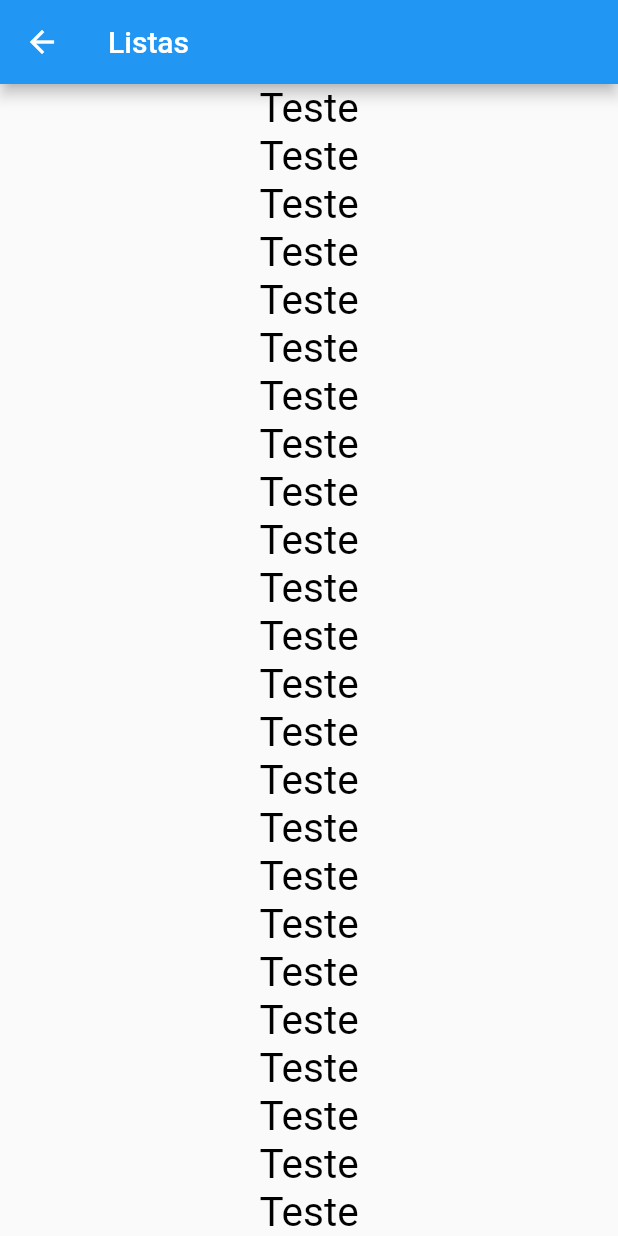
After one commit to devbridgelabs/Primeiro-App-Flutter, a Flutter app: the screen it shows after launch, after a tap on "Listas", on a phone screen of 412 x 824 dp. The commit adds this screen. Run offline on Flutter 3.47's test engine with Material 2 defaults, Android fonts, the light colour scheme and no system bars.

Commit message:
Row, column e list

```diff
--- a/lib/home_botoes.dart
+++ b/lib/home_botoes.dart
@@ -3,6 +3,8 @@
 
 import 'package:flutter/material.dart';
 import 'package:teste/home_page.dart';
+import 'package:teste/listas/listas_page.dart';
+import 'package:teste/listas/row_e_column_page.dart';
 import 'package:teste/paginas/brb/brb_page.dart';
 import 'package:teste/paginas/brb/brbhome_page.dart';
 import 'package:teste/paginas/categorias_page.dart';
@@ -26,6 +28,7 @@ class HomeBotoes extends StatelessWidget {
           mainAxisAlignment: MainAxisAlignment.center,
           // ignore: prefer_const_literals_to_create_immutables
           children: [
+            Image.asset('assets/images/brb-logo.png', width: 200),
             RaisedButton(
               onPressed: () async {
                 print('Antes');
@@ -98,6 +101,26 @@ class HomeBotoes extends StatelessWidget {
               },
               child: Text('Media Queries'),
             ),
+            RaisedButton(
+              onPressed: () {
+                Navigator.of(context).push<int>(
+                  MaterialPageRoute(
+                    builder: (_) => RowEColumnPage(),
+                  ),
+                );
+              },
+              child: Text('Row e Column'),
+            ),
+            RaisedButton(
+              onPressed: () {
+                Navigator.of(context).push<int>(
+                  MaterialPageRoute(
+                    builder: (_) => ListasPage(),
+                  ),
+                );
+              },
+              child: Text('Listas'),
+            ),
           ],
         ),
       ),
--- /dev/null
+++ b/lib/listas/listas_page.dart
@@ -0,0 +1,339 @@
+// ignore_for_file: prefer_const_literals_to_create_immutables, prefer_const_constructors
+
+import 'package:flutter/material.dart';
+
+class ListasPage extends StatelessWidget {
+  const ListasPage({Key? key}) : super(key: key);
+
+  @override
+  Widget build(BuildContext context) {
+    return Scaffold(
+      appBar: AppBar(
+        title: const Text('Listas'),
+      ),
+      body: Container(
+        width: MediaQuery.of(context).size.width,
+        height: MediaQuery.of(context).size.height,
+        child: ListView(
+          children: [
+            Center(
+              child: Text(
+                'Teste',
+                style: TextStyle(
+                  color: Color.fromARGB(255, 0, 0, 0),
+                  fontSize: 27,
+                ),
+              ),
+            ),
+            Center(
+              child: Text(
+                'Teste',
+                style: TextStyle(
+                  color: Color.fromARGB(255, 0, 0, 0),
+                  fontSize: 27,
+                ),
+              ),
+            ),
+            Center(
+              child: Text(
+                'Teste',
+                style: TextStyle(
+                  color: Color.fromARGB(255, 0, 0, 0),
+                  fontSize: 27,
+                ),
+              ),
+            ),
+            Center(
+              child: Text(
+                'Teste',
+                style: TextStyle(
+                  color: Color.fromARGB(255, 0, 0, 0),
+                  fontSize: 27,
+                ),
+              ),
+            ),
+            Center(
+              child: Text(
+                'Teste',
+                style: TextStyle(
+                  color: Color.fromARGB(255, 0, 0, 0),
+                  fontSize: 27,
+                ),
+              ),
+            ),
+            Center(
+              child: Text(
+                'Teste',
+                style: TextStyle(
+                  color: Color.fromARGB(255, 0, 0, 0),
+                  fontSize: 27,
+                ),
+              ),
+            ),
+            Center(
+              child: Text(
+                'Teste',
+                style: TextStyle(
+                  color: Color.fromARGB(255, 0, 0, 0),
+                  fontSize: 27,
+                ),
+              ),
+            ),
+            Center(
+              child: Text(
+                'Teste',
+                style: TextStyle(
+                  color: Color.fromARGB(255, 0, 0, 0),
+                  fontSize: 27,
+                ),
+              ),
+            ),
+            Center(
+              child: Text(
+                'Teste',
+                style: TextStyle(
+                  color: Color.fromARGB(255, 0, 0, 0),
+                  fontSize: 27,
+                ),
+              ),
+            ),
+            Center(
+              child: Text(
+                'Teste',
+                style: TextStyle(
+                  color: Color.fromARGB(255, 0, 0, 0),
+                  fontSize: 27,
+                ),
+              ),
+            ),
+            Center(
+              child: Text(
+                'Teste',
+                style: TextStyle(
+                  color: Color.fromARGB(255, 0, 0, 0),
+                  fontSize: 27,
+                ),
+              ),
+            ),
+            Center(
+              child: Text(
+                'Teste',
+                style: TextStyle(
+                  color: Color.fromARGB(255, 0, 0, 0),
+                  fontSize: 27,
+                ),
+              ),
+            ),
+            Center(
+              child: Text(
+                'Teste',
+                style: TextStyle(
+                  color: Color.fromARGB(255, 0, 0, 0),
+                  fontSize: 27,
+                ),
+              ),
+            ),
+            Center(
+              child: Text(
+                'Teste',
+                style: TextStyle(
+                  color: Color.fromARGB(255, 0, 0, 0),
+                  fontSize: 27,
+                ),
+              ),
+            ),
+            Center(
+              child: Text(
+                'Teste',
+                style: TextStyle(
+                  color: Color.fromARGB(255, 0, 0, 0),
+                  fontSize: 27,
+                ),
+              ),
+            ),
+            Center(
+              child: Text(
+                'Teste',
+                style: TextStyle(
+                  color: Color.fromARGB(255, 0, 0, 0),
+                  fontSize: 27,
+                ),
+              ),
+            ),
+            Center(
+              child: Text(
+                'Teste',
+                style: TextStyle(
+                  color: Color.fromARGB(255, 0, 0, 0),
+                  fontSize: 27,
+                ),
+              ),
+            ),
+            Center(
+              child: Text(
+                'Teste',
+                style: TextStyle(
+                  color: Color.fromARGB(255, 0, 0, 0),
+                  fontSize: 27,
+                ),
+              ),
+            ),
+            Center(
+              child: Text(
+                'Teste',
+                style: TextStyle(
+                  color: Color.fromARGB(255, 0, 0, 0),
+                  fontSize: 27,
+                ),
+              ),
+            ),
+            Center(
+              child: Text(
+                'Teste',
+                style: TextStyle(
+                  color: Color.fromARGB(255, 0, 0, 0),
+                  fontSize: 27,
+                ),
+              ),
+            ),
+            Center(
+              child: Text(
+                'Teste',
+                style: TextStyle(
+                  color: Color.fromARGB(255, 0, 0, 0),
+                  fontSize: 27,
+                ),
+              ),
+            ),
+            Center(
+              child: Text(
+                'Teste',
+                style: TextStyle(
+                  color: Color.fromARGB(255, 0, 0, 0),
+                  fontSize: 27,
+                ),
+              ),
+            ),
+            Center(
+              child: Text(
+                'Teste',
+                style: TextStyle(
+                  color: Color.fromARGB(255, 0, 0, 0),
+                  fontSize: 27,
+                ),
+              ),
+            ),
+            Center(
+              child: Text(
+                'Teste',
+                style: TextStyle(
+                  color: Color.fromARGB(255, 0, 0, 0),
+                  fontSize: 27,
+                ),
+              ),
+            ),
+            Center(
+              child: Text(
+                'Teste',
+                style: TextStyle(
+                  color: Color.fromARGB(255, 0, 0, 0),
+                  fontSize: 27,
+                ),
+              ),
+            ),
+            Center(
+              child: Text(
+                'Teste',
+                style: TextStyle(
+                  color: Color.fromARGB(255, 0, 0, 0),
+                  fontSize: 27,
+                ),
+              ),
+            ),
+            Center(
+              child: Text(
+                'Teste',
+                style: TextStyle(
+                  color: Color.fromARGB(255, 0, 0, 0),
+                  fontSize: 27,
+                ),
+              ),
+            ),
+            Center(
+              child: Text(
+                'Teste',
+                style: TextStyle(
+                  color: Color.fromARGB(255, 0, 0, 0),
+                  fontSize: 27,
+                ),
+              ),
+            ),
+            Center(
+              child: Text(
+                'Teste',
+                style: TextStyle(
+                  color: Color.fromARGB(255, 0, 0, 0),
+                  fontSize: 27,
+                ),
+              ),
+            ),
+            Center(
+              child: Text(
+                'Teste',
+                style: TextStyle(
+                  color: Color.fromARGB(255, 0, 0, 0),
+                  fontSize: 27,
+                ),
+              ),
+            ),
+            Center(
+              child: Text(
+                'Teste',
+                style: TextStyle(
+                  color: Color.fromARGB(255, 0, 0, 0),
+                  fontSize: 27,
+                ),
+              ),
+            ),
+            Center(
+              child: Text(
+                'Teste',
+                style: TextStyle(
+                  color: Color.fromARGB(255, 0, 0, 0),
+                  fontSize: 27,
+                ),
+              ),
+            ),
+            Center(
+              child: Text(
+                'Teste',
+                style: TextStyle(
+                  color: Color.fromARGB(255, 0, 0, 0),
+                  fontSize: 27,
+                ),
+              ),
+            ),
+            Center(
+              child: Text(
+                'Teste',
+                style: TextStyle(
+                  color: Color.fromARGB(255, 0, 0, 0),
+                  fontSize: 27,
+                ),
+              ),
+            ),
+            Center(
+              child: Text(
+                'Teste',
+                style: TextStyle(
+                  color: Color.fromARGB(255, 0, 0, 0),
+                  fontSize: 27,
+                ),
+              ),
+            ),
+          ],
+        ),
+      ),
+    );
+  }
+}
--- /dev/null
+++ b/lib/listas/row_e_column_page.dart
@@ -0,0 +1,84 @@
+// ignore_for_file: prefer_const_literals_to_create_immutables, prefer_const_constructors
+
+import 'package:flutter/material.dart';
+
+class RowEColumnPage extends StatelessWidget {
+  const RowEColumnPage({Key? key}) : super(key: key);
+
+  @override
+  Widget build(BuildContext context) {
+    return Scaffold(
+      appBar: AppBar(
+        title: const Text('Row e Column'),
+      ),
+      body: Column(
+        children: [
+          Container(
+            color: Color.fromARGB(255, 100, 100, 100),
+            width: MediaQuery.of(context).size.width,
+            height: 250,
+            child: Column(
+              crossAxisAlignment: CrossAxisAlignment.center,
+              mainAxisAlignment: MainAxisAlignment.spaceEvenly,
+              children: [
+                Text(
+                  'Linha 1',
+                  style: TextStyle(
+                    color: Color.fromARGB(255, 255, 255, 255),
+                    fontSize: 23,
+                  ),
+                ),
+                Text(
+                  'Linha 2',
+                  style: TextStyle(
+                    color: Color.fromARGB(255, 255, 255, 255),
+                    fontSize: 23,
+                  ),
+                ),
+                Text(
+                  'Linha 3',
+                  style: TextStyle(
+                    color: Color.fromARGB(255, 255, 255, 255),
+                    fontSize: 23,
+                  ),
+                ),
+              ],
+            ),
+          ),
+          Container(
+            color: Color.fromARGB(255, 8, 1, 74),
+            width: MediaQuery.of(context).size.width,
+            height: 250,
+            child: Row(
+              crossAxisAlignment: CrossAxisAlignment.center,
+              mainAxisAlignment: MainAxisAlignment.spaceEvenly,
+              children: [
+                Text(
+                  'Coluna 1',
+                  style: TextStyle(
+                    color: Color.fromARGB(255, 255, 255, 255),
+                    fontSize: 23,
+                  ),
+                ),
+                Text(
+                  'Coluna 2',
+                  style: TextStyle(
+                    color: Color.fromARGB(255, 255, 255, 255),
+                    fontSize: 23,
+                  ),
+                ),
+                Text(
+                  'Coluna 3',
+                  style: TextStyle(
+                    color: Color.fromARGB(255, 255, 255, 255),
+                    fontSize: 23,
+                  ),
+                ),
+              ],
+            ),
+          ),
+        ],
+      ),
+    );
+  }
+}
```
Also changed, not shown: assets/images/2x/brb-logo.png (added), assets/images/3x/brb-logo.png (added).
